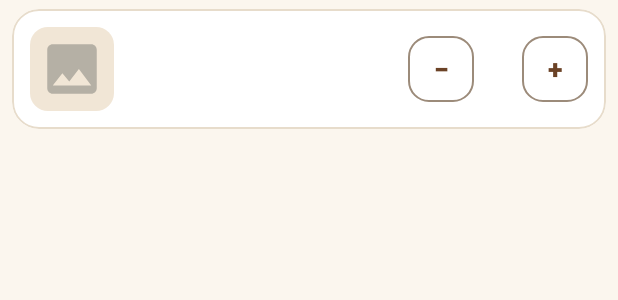
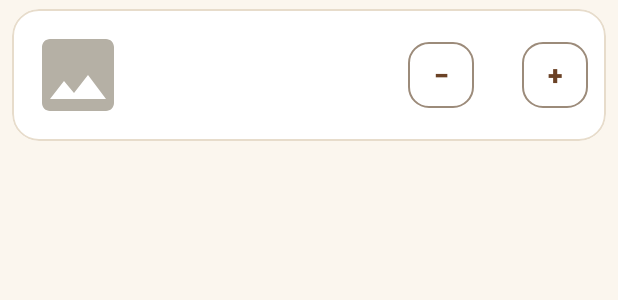
Before and after one commit to jorgesoto-13/APP-GEPSAC, an Android app: the layout item_carrito.xml on its own in the app's theme, with its tools: preview values and no code run, on a phone screen of 412 x 824 dp. Shown: the top 300 px of the screen. Run offline under Robolectric (Android 15) with nearby library versions, the phone set to English and light mode, and no system bars.

Commit message:
Agrega imágenes de productos al carrito

```diff
--- a/app/src/main/java/com/gepsac/app/model/Pedido.kt
+++ b/app/src/main/java/com/gepsac/app/model/Pedido.kt
@@ -9,7 +9,7 @@ val ULTIMO_ESTADO = ESTADOS.size - 1
 val METODOS_PAGO = listOf("Yape", "Plin", "Transferencia", "Tarjeta")
 
 /** Línea del pedido. Guarda nombre y precio del momento: si luego cambia el producto, el pedido no se altera. */
-data class ItemPedido(val productoId: String, val nombre: String, val precio: Double, val cantidad: Int)
+data class ItemPedido(val productoId: String, val nombre: String, val precio: Double, val cantidad: Int, val imagen: String="")
 
 /**
  * Pago (simulado). Nunca incluye datos de tarjeta: solo método, monto y una referencia.
--- a/app/src/main/java/com/gepsac/app/model/local/CarritoLocal.kt
+++ b/app/src/main/java/com/gepsac/app/model/local/CarritoLocal.kt
@@ -52,7 +52,8 @@ class CarritoLocal(contexto: Context) {
                     productoId = o.getString("id"),
                     nombre = o.getString("nombre"),
                     precio = o.getDouble("precio"),
-                    cantidad = o.getInt("cantidad")
+                    cantidad = o.getInt("cantidad"),
+                    imagen = o.optString("imagen","")
                 )
             }.filter { it.cantidad > 0 }
         } catch (e: JSONException) {
@@ -69,6 +70,7 @@ class CarritoLocal(contexto: Context) {
                     .put("nombre", it.nombre)
                     .put("precio", it.precio)
                     .put("cantidad", it.cantidad)
+                    .put("imagen",it.imagen)
             )
         }
         return arr.toString()
--- a/app/src/main/java/com/gepsac/app/view/carrito/CarritoAdapter.kt
+++ b/app/src/main/java/com/gepsac/app/view/carrito/CarritoAdapter.kt
@@ -7,6 +7,7 @@ import com.gepsac.app.model.ItemPedido
 import com.gepsac.app.databinding.ItemCarritoBinding
 import com.gepsac.app.view.common.AnimadorLista
 import com.gepsac.app.view.common.soles
+import com.gepsac.app.view.common.mostrarProducto
 
 class CarritoAdapter(private val onCambio: (String, Int) -> Unit) : RecyclerView.Adapter<CarritoAdapter.VH>() {
     private var data = listOf<ItemPedido>()
@@ -26,6 +27,7 @@ class CarritoAdapter(private val onCambio: (String, Int) -> Unit) : RecyclerView
             tvNombre.text = item.nombre
             tvSub.text = item.precio.soles() + " c/u · " + (item.precio * item.cantidad).soles()
             tvCant.text = item.cantidad.toString()
+            img.mostrarProducto(item.imagen)
             btnMas.setOnClickListener { onCambio(item.productoId, 1) }
             btnMenos.setOnClickListener { onCambio(item.productoId, -1) }
         }
--- a/app/src/main/res/layout/item_carrito.xml
+++ b/app/src/main/res/layout/item_carrito.xml
@@ -6,8 +6,14 @@
     app:strokeColor="@color/line" app:strokeWidth="1dp">
     <LinearLayout android:layout_width="match_parent" android:layout_height="wrap_content"
         android:gravity="center_vertical" android:orientation="horizontal" android:padding="12dp">
-        <ImageView android:layout_width="56dp" android:layout_height="56dp" android:background="@drawable/bg_placeholder"
-            android:scaleType="center" android:src="@drawable/ic_image" android:importantForAccessibility="no" />
+        <ImageView
+            android:id="@+id/img"
+            android:layout_width="64dp"
+            android:layout_height="64dp"
+            android:background="@android:color/white"
+            android:scaleType="fitCenter"
+            android:src="@drawable/ic_image"
+            android:importantForAccessibility="no" />
         <LinearLayout android:layout_width="0dp" android:layout_height="wrap_content" android:layout_weight="1"
             android:layout_marginStart="12dp" android:layout_marginEnd="8dp" android:orientation="vertical">
             <TextView android:id="@+id/tvNombre" android:layout_width="wrap_content" android:layout_height="wrap_content"
```
Also changed, not shown: app/src/main/java/com/gepsac/app/viewmodel/CarritoViewModel.kt (+7 -1 lines).
